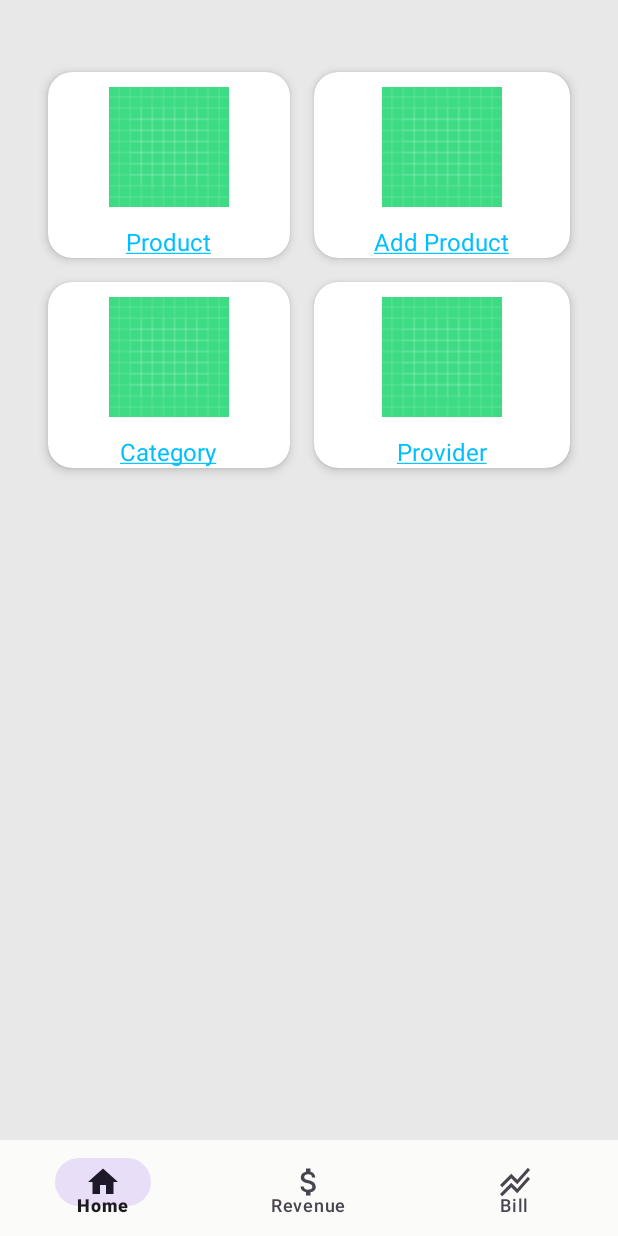
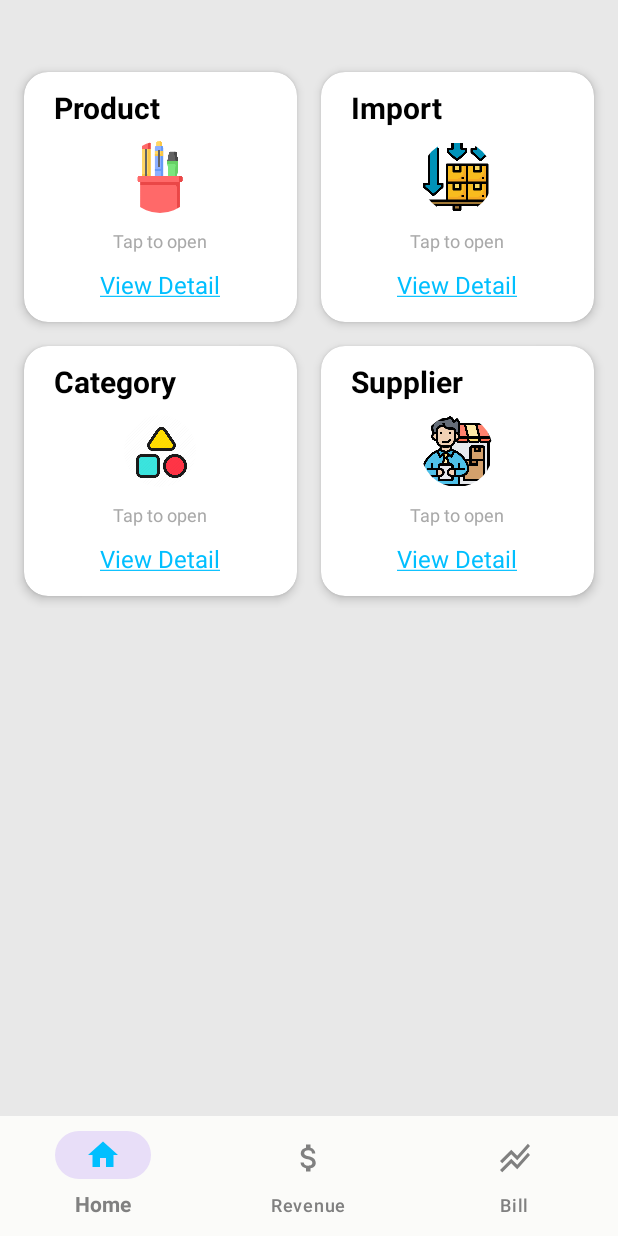
Before and after one commit to QuocCuong2807/XuanCuong_Stationery, an Android app: the screen it shows after launch (MainActivity), on a phone screen of 412 x 824 dp. Run offline under Robolectric (Android 15) with nearby library versions, the phone set to English and light mode, and no system bars.

Commit message:
decorated home's fragment and bottom action menu

```diff
--- /dev/null
+++ b/app/src/main/res/color/icon_colors.xml
@@ -0,0 +1,5 @@
+<?xml version="1.0" encoding="utf-8"?>
+<selector xmlns:android="http://schemas.android.com/apk/res/android">
+    <item android:color="@color/blue_deep_sky" android:state_checked="true"/>
+    <item android:color="#808080" android:state_checked="false"/>
+</selector>
--- a/app/src/main/res/layout/activity_main.xml
+++ b/app/src/main/res/layout/activity_main.xml
@@ -9,14 +9,19 @@
     <com.google.android.material.bottomnavigation.BottomNavigationView
         android:id="@+id/bottomNav"
         android:layout_width="match_parent"
-        android:layout_height="64dp"
-        android:background="#fbfbf9"
+        android:layout_height="wrap_content"
+        android:background="@color/menuColor"
+        app:itemTextColor="@color/textMenuBottom"
+        app:itemRippleColor="@color/blue_deep_sky"
+        app:itemIconTint="@color/icon_colors"
+        app:itemTextAppearanceActive="@color/black"
         android:layout_marginStart="0dp"
         android:layout_marginEnd="0dp"
         android:layout_marginBottom="0dp"
         app:layout_constraintBottom_toBottomOf="parent"
         app:layout_constraintEnd_toEndOf="parent"
         app:layout_constraintStart_toStartOf="parent"
+        android:elevation="10dp"
         app:menu="@menu/bottom_nav_menu"
         />
 
@@ -28,7 +33,7 @@
         app:layout_constraintEnd_toEndOf="parent"
         app:layout_constraintStart_toStartOf="parent"
         app:layout_constraintTop_toTopOf="parent"
-        android:background="@color/white1">
+        android:background="@color/white">
     </FrameLayout>
 
 
--- a/app/src/main/res/layout/fragment_home.xml
+++ b/app/src/main/res/layout/fragment_home.xml
@@ -10,8 +10,8 @@
     <GridLayout
         android:layout_width="match_parent"
         android:layout_height="wrap_content"
-        android:layout_marginLeft="24dp"
-        android:layout_marginRight="24dp"
+        android:layout_marginLeft="8dp"
+        android:layout_marginRight="8dp"
         android:layout_marginTop="40dp"
         android:layout_alignParentEnd="true"
         android:layout_alignParentStart="true"
@@ -21,7 +21,7 @@
 
         <androidx.cardview.widget.CardView
             android:id="@+id/cvProduct"
-            android:layout_width="wrap_content"
+            android:layout_width="0dp"
             android:layout_height="wrap_content"
             app:cardCornerRadius="16dp"
             android:layout_columnWeight="1"
@@ -30,7 +30,18 @@
             android:layout_row="0"
             android:layout_column="0"
             app:cardElevation="4dp"
+            app:cardBackgroundColor="@color/white"
             android:layout_gravity="fill">
+
+            <TextView
+                android:layout_width="wrap_content"
+                android:layout_height="match_parent"
+                android:textSize="20sp"
+                android:textStyle="bold"
+                android:textColor="@color/black"
+                android:layout_marginLeft="20dp"
+                android:layout_marginTop="10dp"
+                android:text="@string/lbProductTitle"/>
 
             <LinearLayout
                 android:layout_width="match_parent"
@@ -39,25 +50,38 @@
                 android:layout_gravity="center_vertical|center_horizontal"
                 android:gravity="center">
 
-                <ImageView
-                    android:layout_width="80dp"
-                    android:layout_height="80dp"
-                    android:layout_marginTop="10dp"
-                    android:src="@drawable/ic_launcher_background" />
+                <com.google.android.material.imageview.ShapeableImageView
+                    android:layout_width="48dp"
+                    android:layout_height="48dp"
+                    android:layout_marginTop="46dp"
+                    app:shapeAppearanceOverlay="@style/circle"
+                    android:scaleType="fitXY"
+                    android:src="@drawable/product" />
 
                 <TextView
                     android:layout_width="wrap_content"
                     android:layout_height="wrap_content"
-                    android:text="@string/lbProduct"
+                    android:layout_marginTop="10dp"
+                    android:layout_marginLeft="20dp"
+                    android:layout_marginRight="20dp"
+                    android:textColor="@color/notice"
+                    android:textSize="12dp"
+                    android:text="@string/lbCardNotice"/>
+
+                <TextView
+                    android:layout_width="wrap_content"
+                    android:layout_height="wrap_content"
+                    android:text="@string/lbViewDetail"
                     android:textSize="16sp"
-                    android:layout_marginTop="12dp"
+                    android:layout_marginTop="10dp"
+                    android:layout_marginBottom="14dp"
                     android:textColor="@color/blue_deep_sky"/>
             </LinearLayout>
         </androidx.cardview.widget.CardView>
 
         <androidx.cardview.widget.CardView
             android:id="@+id/cvCategory"
-            android:layout_width="wrap_content"
+            android:layout_width="0dp"
             android:layout_height="wrap_content"
             app:cardCornerRadius="16dp"
             android:layout_columnWeight="1"
@@ -66,7 +90,18 @@
             android:layout_margin="8dp"
             android:layout_column="1"
             app:cardElevation="4dp"
+            app:cardBackgroundColor="@color/white"
             android:layout_gravity="fill">
+
+            <TextView
+                android:layout_width="wrap_content"
+                android:layout_height="match_parent"
+                android:textSize="20sp"
+                android:textStyle="bold"
+                android:textColor="@color/black"
+                android:layout_marginLeft="20dp"
+                android:layout_marginTop="10dp"
+                android:text="@string/lbImportTitle"/>
 
             <LinearLayout
                 android:layout_width="match_parent"
@@ -75,24 +110,37 @@
                 android:layout_gravity="center_vertical|center_horizontal"
                 android:gravity="center">
 
-                <ImageView
-                    android:layout_width="80dp"
-                    android:layout_height="80dp"
-                    android:layout_marginTop="10dp"
-                    android:src="@drawable/ic_launcher_background" />
+                <com.google.android.material.imageview.ShapeableImageView
+                    android:layout_width="48dp"
+                    android:layout_height="48dp"
+                    android:layout_marginTop="46dp"
+                    app:shapeAppearanceOverlay="@style/circle"
+                    android:scaleType="fitXY"
+                    android:src="@drawable/resource_import" />
 
                 <TextView
                     android:layout_width="wrap_content"
                     android:layout_height="wrap_content"
-                    android:text="@string/lbAddProduct"
+                    android:layout_marginTop="10dp"
+                    android:layout_marginLeft="20dp"
+                    android:layout_marginRight="20dp"
+                    android:textColor="@color/notice"
+                    android:textSize="12dp"
+                    android:text="@string/lbCardNotice"/>
+
+                <TextView
+                    android:layout_width="wrap_content"
+                    android:layout_height="wrap_content"
+                    android:text="@string/lbViewDetail"
                     android:textSize="16sp"
-                    android:layout_marginTop="12dp"
+                    android:layout_marginTop="10dp"
+                    android:layout_marginBottom="14dp"
                     android:textColor="@color/blue_deep_sky"/>
             </LinearLayout>
         </androidx.cardview.widget.CardView>
 
         <androidx.cardview.widget.CardView
-            android:layout_width="wrap_content"
+            android:layout_width="0dp"
             android:layout_height="wrap_content"
             app:cardCornerRadius="16dp"
             android:layout_columnWeight="1"
@@ -101,7 +149,18 @@
             android:layout_margin="8dp"
             android:layout_column="0"
             app:cardElevation="4dp"
+            app:cardBackgroundColor="@color/white"
             android:layout_gravity="fill">
+
+            <TextView
+                android:layout_width="wrap_content"
+                android:layout_height="match_parent"
+                android:textSize="20sp"
+                android:textStyle="bold"
+                android:textColor="@color/black"
+                android:layout_marginLeft="20dp"
+                android:layout_marginTop="10dp"
+                android:text="@string/lbCategoryTitle"/>
 
             <LinearLayout
                 android:layout_width="match_parent"
@@ -110,24 +169,37 @@
                 android:layout_gravity="center_vertical|center_horizontal"
                 android:gravity="center">
 
-                <ImageView
-                    android:layout_width="80dp"
-                    android:layout_height="80dp"
-                    android:layout_marginTop="10dp"
-                    android:src="@drawable/ic_launcher_background" />
+                <com.google.android.material.imageview.ShapeableImageView
+                    android:layout_width="48dp"
+                    android:layout_height="48dp"
+                    android:layout_marginTop="46dp"
+                    app:shapeAppearanceOverlay="@style/circle"
+                    android:scaleType="fitXY"
+                    android:src="@drawable/category" />
 
                 <TextView
                     android:layout_width="wrap_content"
                     android:layout_height="wrap_content"
-                    android:text="@string/lbCategory"
+                    android:layout_marginTop="10dp"
+                    android:layout_marginLeft="20dp"
+                    android:layout_marginRight="20dp"
+                    android:textColor="@color/notice"
+                    android:textSize="12dp"
+                    android:text="@string/lbCardNotice"/>
+
+                <TextView
+                    android:layout_width="wrap_content"
+                    android:layout_height="wrap_content"
+                    android:text="@string/lbViewDetail"
                     android:textSize="16sp"
-                    android:layout_marginTop="12dp"
+                    android:layout_marginTop="10dp"
+                    android:layout_marginBottom="14dp"
                     android:textColor="@color/blue_deep_sky"/>
             </LinearLayout>
         </androidx.cardview.widget.CardView>
 
         <androidx.cardview.widget.CardView
-            android:layout_width="wrap_content"
+            android:layout_width="0dp"
             android:layout_height="wrap_content"
             app:cardCornerRadius="16dp"
             android:layout_columnWeight="1"
@@ -136,7 +208,18 @@
             android:layout_margin="8dp"
             android:layout_column="1"
             app:cardElevation="4dp"
+            app:cardBackgroundColor="@color/white"
             android:layout_gravity="fill">
+
+            <TextView
+                android:layout_width="wrap_content"
+                android:layout_height="match_parent"
+                android:textSize="20sp"
+                android:textStyle="bold"
+                android:textColor="@color/black"
+                android:layout_marginLeft="20dp"
+                android:layout_marginTop="10dp"
+                android:text="@string/lbSupplierTitle"/>
 
             <LinearLayout
                 android:layout_width="match_parent"
@@ -145,18 +228,31 @@
                 android:layout_gravity="center_vertical|center_horizontal"
                 android:gravity="center">
 
-                <ImageView
-                    android:layout_width="80dp"
-                    android:layout_height="80dp"
-                    android:layout_marginTop="10dp"
-                    android:src="@drawable/ic_launcher_background" />
+                <com.google.android.material.imageview.ShapeableImageView
+                    android:layout_width="48dp"
+                    android:layout_height="48dp"
+                    android:layout_marginTop="46dp"
+                    app:shapeAppearanceOverlay="@style/circle"
+                    android:scaleType="fitXY"
+                    android:src="@drawable/supplier" />
 
                 <TextView
                     android:layout_width="wrap_content"
                     android:layout_height="wrap_content"
-                    android:text="@string/lbProvider"
+                    android:layout_marginTop="10dp"
+                    android:layout_marginLeft="20dp"
+                    android:layout_marginRight="20dp"
+                    android:textColor="@color/notice"
+                    android:textSize="12dp"
+                    android:text="@string/lbCardNotice"/>
+
+                <TextView
+                    android:layout_width="wrap_content"
+                    android:layout_height="wrap_content"
+                    android:text="@string/lbViewDetail"
                     android:textSize="16sp"
-                    android:layout_marginTop="12dp"
+                    android:layout_marginTop="10dp"
+                    android:layout_marginBottom="14dp"
                     android:textColor="@color/blue_deep_sky"/>
             </LinearLayout>
         </androidx.cardview.widget.CardView>
--- a/app/src/main/res/menu/bottom_nav_menu.xml
+++ b/app/src/main/res/menu/bottom_nav_menu.xml
@@ -2,21 +2,16 @@
 <menu xmlns:android="http://schemas.android.com/apk/res/android">
 
     <item
-        android:layout_width="wrap_content"
-        android:layout_height="wrap_content"
         android:title="@string/lbHome"
         android:id="@+id/itemHome"
         android:icon="@drawable/baseline_home_24"/>
     <item
-        android:layout_width="wrap_content"
-        android:layout_height="wrap_content"
         android:title="@string/lbRevenue"
         android:id="@+id/itemRevenue"
         android:icon="@drawable/baseline_attach_money_24"/>
     <item
-        android:layout_width="wrap_content"
-        android:layout_height="wrap_content"
         android:title="@string/lbBill"
         android:id="@+id/itemBill"
         android:icon="@drawable/baseline_stacked_line_chart_24"/>
+
 </menu>
--- a/app/src/main/res/values/colors.xml
+++ b/app/src/main/res/values/colors.xml
@@ -5,4 +5,7 @@
     <color name="white1">#f2f5f7</color>
     <color name="blue_deep_sky">#00BFFF</color>
     <color name="gray_E8">#E8E8E8</color>
+    <color name="notice">#A9A9A9</color>
+    <color name="textMenuBottom">#808080</color>
+    <color name="menuColor">#FBFBF9</color>
 </resources>
--- /dev/null
+++ b/app/src/main/res/values/custom_style.xml
@@ -0,0 +1,6 @@
+<?xml version="1.0" encoding="utf-8"?>
+<resources>
+    <style name="circle">
+        <item name="cornerSize">50%</item>
+    </style>
+</resources>
--- a/app/src/main/res/values/strings.xml
+++ b/app/src/main/res/values/strings.xml
@@ -4,9 +4,11 @@
     <string name="lbRevenue">Revenue</string>
     <string name="lbBill">Bill</string>
     <!-- TODO: Remove or change this placeholder text -->
+    <string name="lbProductTitle">Product</string>
+    <string name="lbImportTitle">Import</string>
+    <string name="lbCategoryTitle">Category</string>
+    <string name="lbSupplierTitle">Supplier</string>
     <string name="hello_blank_fragment">Hello blank fragment</string>
-    <string name="lbProduct"><u>Product</u></string>
-    <string name="lbAddProduct"><u>Add Product</u></string>
-    <string name="lbCategory"><u>Category</u></string>
-    <string name="lbProvider"><u>Provider</u></string>
+    <string name="lbViewDetail"><u>View Detail</u></string>
+    <string name="lbCardNotice">Tap to open</string>
 </resources>
```
Also changed, not shown: app/src/main/res/drawable-nodpi/category.png (added), app/src/main/res/drawable-nodpi/product.png (added), app/src/main/res/drawable-nodpi/resource_import.png (added), app/src/main/res/drawable-nodpi/supplier.png (added).
